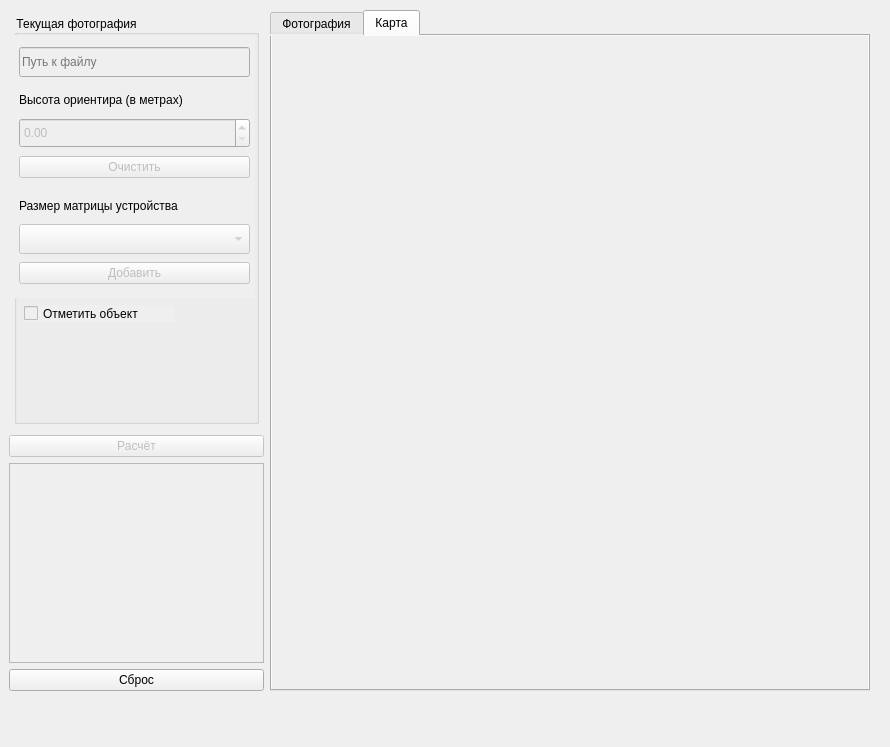
Before: the Qt Designer form interface/ui.ui in NasyaS/Diplom, drawn with Qt 5.
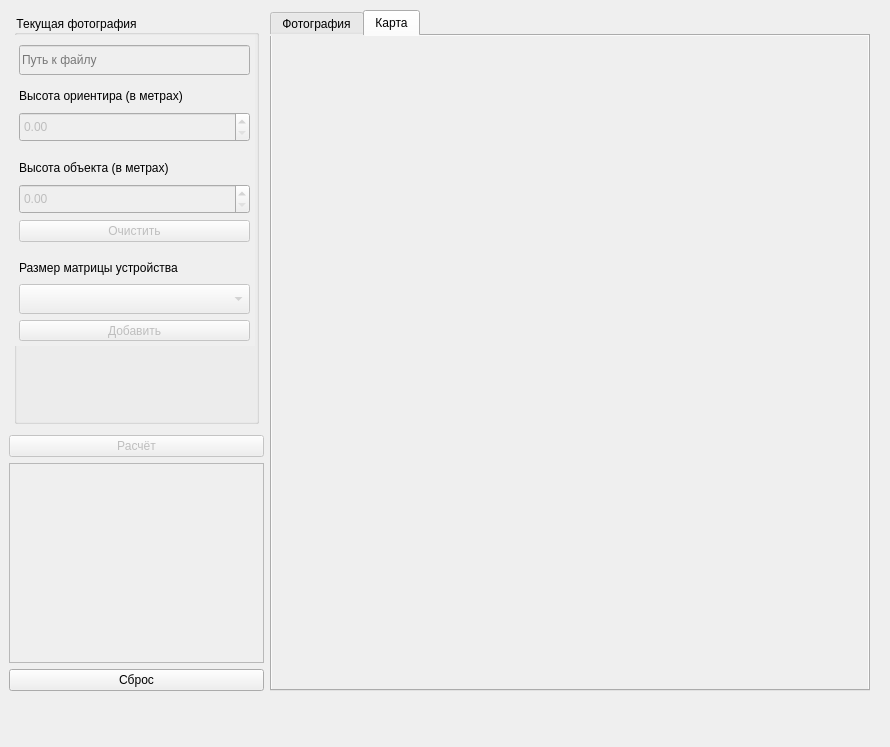
After: the same form once the commit is applied. Custom widgets are drawn as their Qt base class.

```diff
--- a/interface/ui.ui
+++ b/interface/ui.ui
@@ -69,7 +69,7 @@
               <x>0</x>
               <y>20</y>
               <width>241</width>
-              <height>263</height>
+              <height>311</height>
              </rect>
             </property>
             <layout class="QVBoxLayout" name="verticalLayout_2">
@@ -154,6 +154,47 @@
                </property>
               </widget>
              </item>
+             <item>
+              <widget class="QLabel" name="label_4">
+               <property name="minimumSize">
+                <size>
+                 <width>0</width>
+                 <height>30</height>
+                </size>
+               </property>
+               <property name="maximumSize">
+                <size>
+                 <width>16777215</width>
+                 <height>20</height>
+                </size>
+               </property>
+               <property name="text">
+                <string>Высота объекта (в метрах)</string>
+               </property>
+               <property name="margin">
+                <number>5</number>
+               </property>
+              </widget>
+             </item>
+             <item>
+              <widget class="QDoubleSpinBox" name="height2">
+               <property name="enabled">
+                <bool>false</bool>
+               </property>
+               <property name="minimumSize">
+                <size>
+                 <width>0</width>
+                 <height>30</height>
+                </size>
+               </property>
+               <property name="maximum">
+                <double>999.990000000000009</double>
+               </property>
+               <property name="value">
+                <double>0.000000000000000</double>
+               </property>
+              </widget>
+             </item>
              <item>
               <widget class="QPushButton" name="clear">
                <property name="enabled">
@@ -240,19 +281,6 @@
              </item>
             </layout>
            </widget>
-           <widget class="QCheckBox" name="checkBox">
-            <property name="geometry">
-             <rect>
-              <x>10</x>
-              <y>290</y>
-              <width>151</width>
-              <height>17</height>
-             </rect>
-            </property>
-            <property name="text">
-             <string>Отметить объект</string>
-            </property>
-           </widget>
           </widget>
          </item>
         </layout>
```
